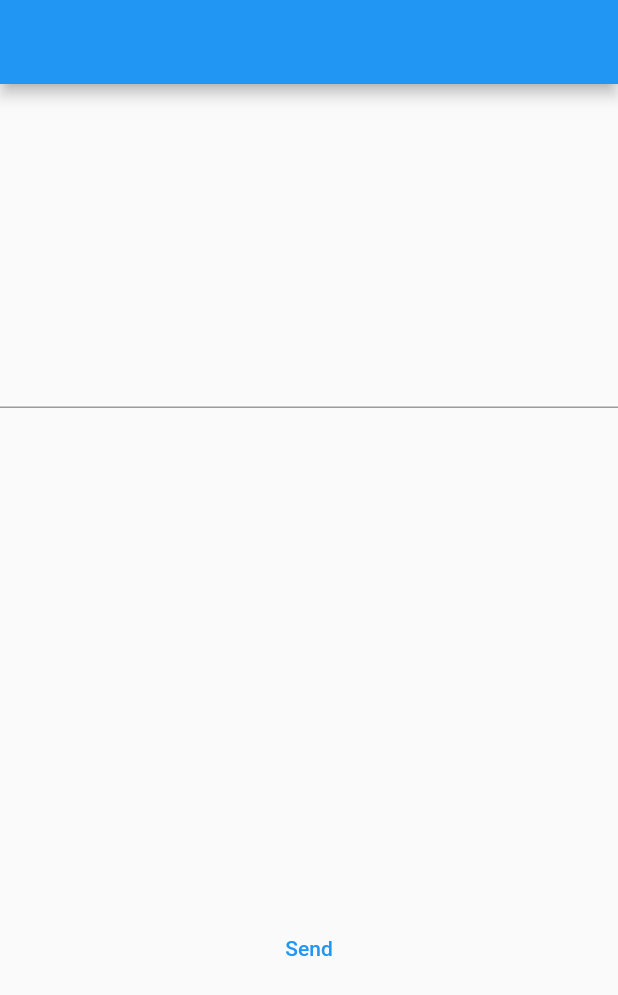
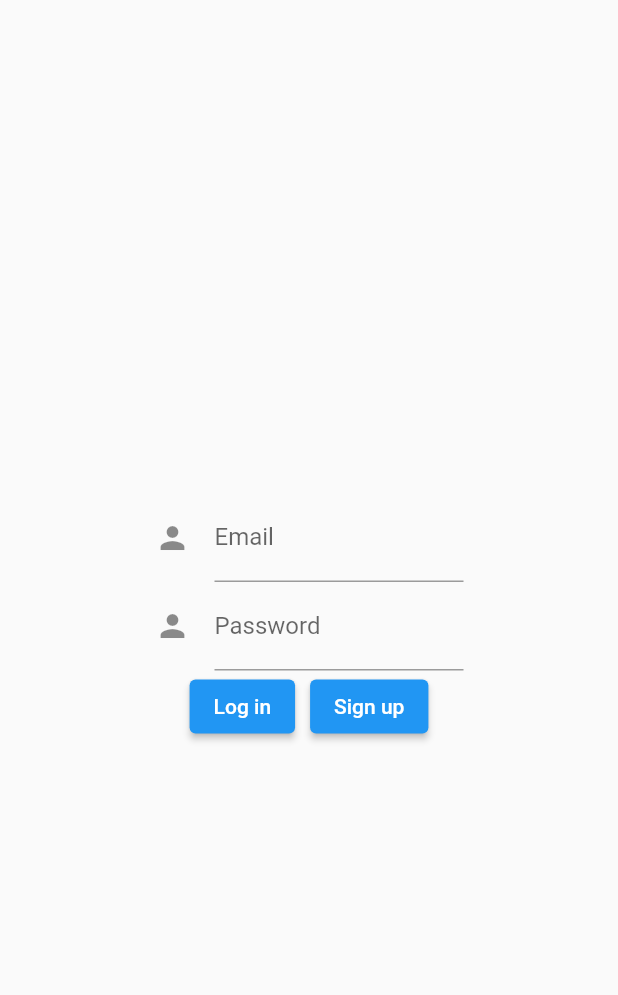
Before and after one commit to Ali-10011/Project-Note-Frontend, a Flutter app: the screen it shows after launch, on a phone screen of 412 x 824 dp. Shown: the top 995 px of the screen. Run offline on Flutter 3.47's test engine with Material 2 defaults, Android fonts, the phone set to English and light mode, and no system bars.

```diff
--- a/project_note/lib/main.dart
+++ b/project_note/lib/main.dart
@@ -1,5 +1,7 @@
+import 'dart:convert';
+
 import 'package:flutter/material.dart';
-import 'package:web_socket_channel/io.dart';
+import 'package:http/http.dart' as http;
 
 void main() {
   runApp(const MyApp());
@@ -18,67 +20,118 @@ class MyApp extends StatelessWidget {
 
 class MyHomePage extends StatefulWidget {
   const MyHomePage({Key? key}) : super(key: key);
+
   @override
   State<MyHomePage> createState() => _MyHomePageState();
 }
 
 class _MyHomePageState extends State<MyHomePage> {
-  String? _message;
-
-  // This function will send the message to our backend.
-  void sendMessage(msg) {
-    IOWebSocketChannel? channel;
-    // We use a try - catch statement, because the connection might fail.
-    try {
-      // Connect to our backend.
-      channel = IOWebSocketChannel.connect('ws://localhost:3000'); //making connection
-    } catch (e) {
-      // If there is any error that might be because you need to use another connection.
-      print("Error on connecting to websocket: " + e.toString());
-    }
-    // Send message to backend
-    channel?.sink.add(msg); //for requesting data
-
-    // Listen for any message from backend
-    channel?.stream.listen((event) { //for listening response
-      // Just making sure it is not empty
-      if (event!.isNotEmpty) {
-        print(event);
-        // Now only close the connection and we are done here!
-        channel!.sink.close(); //we received data and now terminating conection
-      }
-    });
-  }
-
+  final TextEditingController _emailcontroller = TextEditingController();
+  final TextEditingController _passwordcontroller = TextEditingController();
   @override
   Widget build(BuildContext context) {
-    return Scaffold(
-      appBar: AppBar(),
-      body: Center(
-        child: Column(
-          children: [
-            Expanded(
-              child: Center(
-                child: TextField(
-                  onChanged: (e) => _message = e,
-                ),
+    return SafeArea(
+      child: Scaffold(
+        body: Column(mainAxisAlignment: MainAxisAlignment.center, children: <
+            Widget>[
+          Container(
+            width: MediaQuery.of(context).size.width * 0.5,
+            child: TextFormField(
+              controller: _emailcontroller,
+              keyboardType: const TextInputType.numberWithOptions(),
+              // inputFormatters: [
+              //   FilteringTextInputFormatter.allow(RegExp(
+              //       r"^[a-zA-Z0-9.a-zA-Z0-9.!#$%&'*+-/=?^_`{|}~]+@[a-zA-Z0-9]+\.[a-zA-Z]+")),
+              // ],
+              decoration: const InputDecoration(
+                icon: Icon(Icons.person),
+                hintText: 'JohnDoe@gmail.com',
+                labelText: 'Email',
               ),
+              onSaved: (String? value) {
+                // This optional block of code can be used to run
+                // code when the user saves the form.
+              },
+              // validator: (String? value) {
+              //   return (value != null && value.contains('@'))
+              //       ? 'Do not use the @ char.'
+              //       : null;
+              // },
             ),
-            Expanded(
-              child: Center(
-                child: TextButton(
-                  child: const Text("Send"),
-                  onPressed: () {
-                    // Check if the message isn't empty.
-                    if (_message!.isNotEmpty) {
-                      sendMessage(_message);
+          ),
+          Container(
+            width: MediaQuery.of(context).size.width * 0.5,
+            child: TextFormField(
+              controller: _passwordcontroller,
+              decoration: const InputDecoration(
+                icon: Icon(Icons.person),
+                hintText: 'I_amAlive',
+                labelText: 'Password',
+              ),
+              onSaved: (String? value) {
+                // This optional block of code can be used to run
+                // code when the user saves the form.
+              },
+              // validator: (String? value) {
+              //   return (value != null && value.contains('@'))
+              //       ? 'Do not use the @ char.'
+              //       : null;
+              // },
+            ),
+          ),
+          Row(
+            mainAxisAlignment: MainAxisAlignment.center,
+            children: [
+              ElevatedButton(
+                  onPressed: () async {
+                    try {
+                      var response = await http
+                          .post(Uri.parse('http://localhost:3000/'), headers: {
+                        "Content-Type": "application/x-www-form-urlencoded"
+                      }, body: {
+                        'authtype': 'login',
+                        'username': _emailcontroller.value.text.toString(),
+                        'password': _passwordcontroller.value.text.toString()
+                      });
+
+                      if (response.statusCode == 200) {
+                        print(response.body);
+                      } else {
+                        print(json.decode(response.body));
+                      }
+                    } catch (e) {
+                      print(e.toString());
                     }
                   },
-                ),
+                  child: const Text('Log in')),
+              SizedBox(
+                width: 10,
               ),
-            ),
-          ],
-        ),
+              ElevatedButton(
+                  onPressed: () async {
+                    try {
+                      var response = await http
+                          .post(Uri.parse('http://localhost:3000/'), headers: {
+                        "Content-Type": "application/x-www-form-urlencoded"
+                      }, body: {
+                        'authtype': 'signup'.toString(),
+                        'username': _emailcontroller.value.text.toString(),
+                        'password': _passwordcontroller.value.text.toString()
+                      });
+
+                      if (response.statusCode == 200) {
+                        print(response.body);
+                      } else {
+                        print(json.decode(response.body));
+                      }
+                    } catch (e) {
+                      print(e.toString());
+                    }
+                  },
+                  child: const Text('Sign up'))
+            ],
+          ),
+        ]),
       ),
     );
   }
--- a/project_note/pubspec.yaml
+++ b/project_note/pubspec.yaml
@@ -36,6 +36,7 @@ dependencies:
   # Use with the CupertinoIcons class for iOS style icons.
   cupertino_icons: ^1.0.2
   web_socket_channel:
+  http:
 
 dev_dependencies:
   flutter_test:
```
